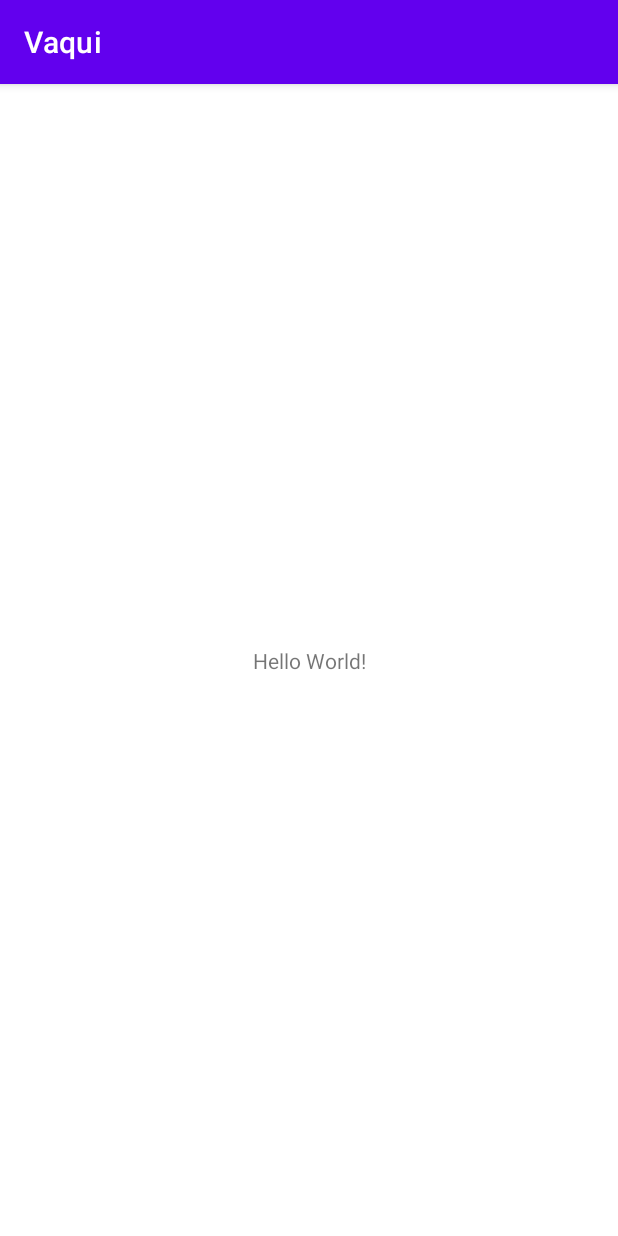
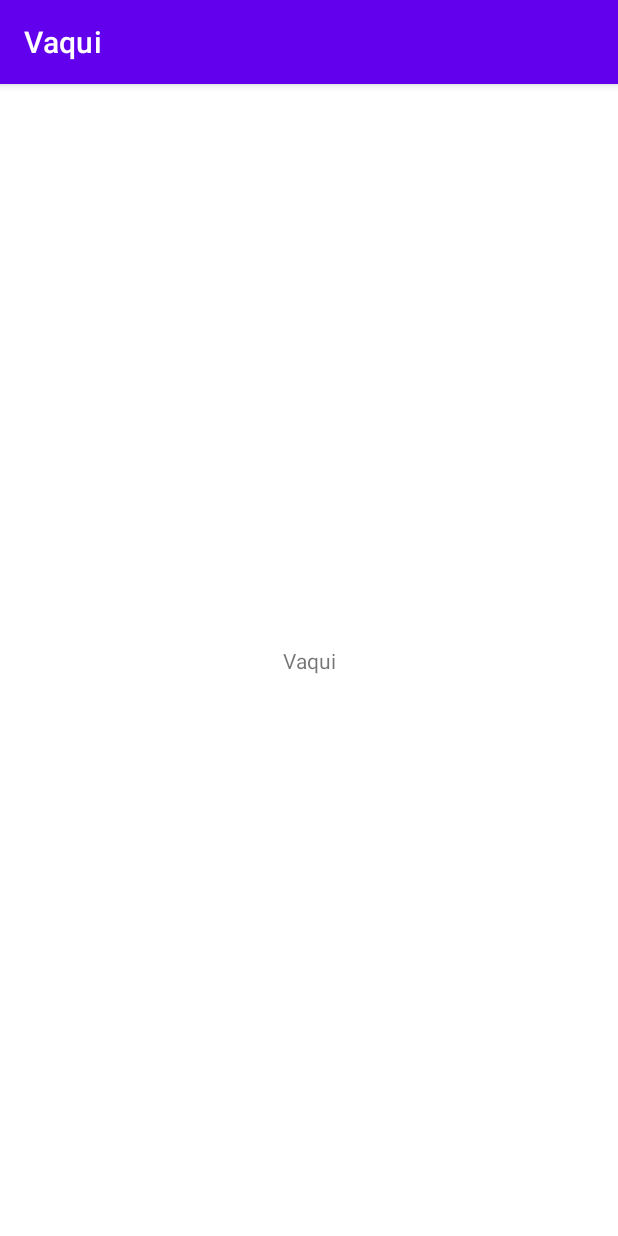
Before and after one commit to Alejft18/Vaqui, an Android app: the screen it shows after launch (MainActivity), on a phone screen of 412 x 824 dp. Run offline under Robolectric (Android 15) with nearby library versions, the phone set to English and light mode, and no system bars.

Commit message:
cambio hello world por vaqui

```diff
--- a/app/src/main/res/layout/activity_main.xml
+++ b/app/src/main/res/layout/activity_main.xml
@@ -9,7 +9,7 @@
     <TextView
         android:layout_width="wrap_content"
         android:layout_height="wrap_content"
-        android:text="Hello World!"
+        android:text="Vaqui"
         app:layout_constraintBottom_toBottomOf="parent"
         app:layout_constraintEnd_toEndOf="parent"
         app:layout_constraintStart_toStartOf="parent"
```
